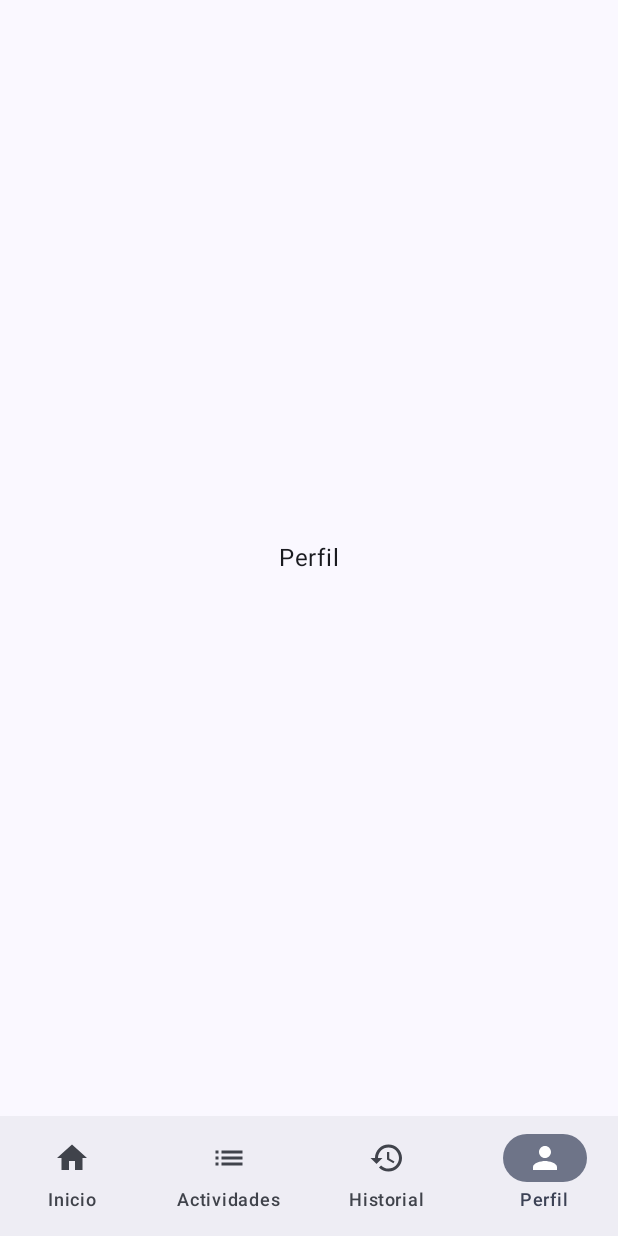
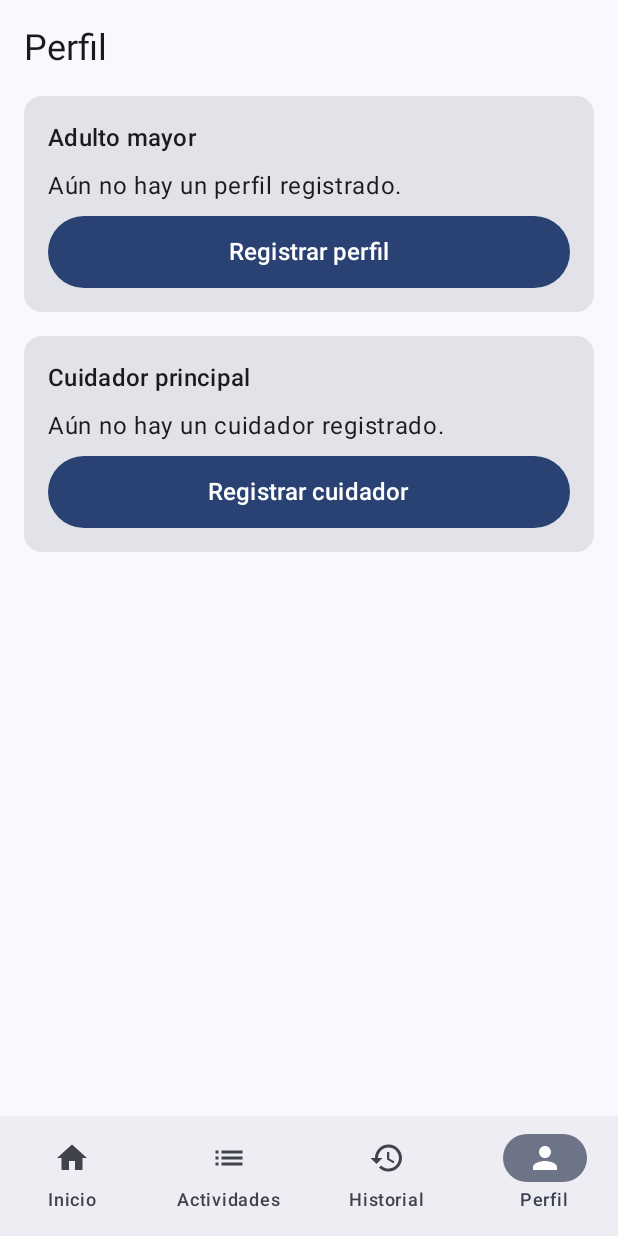
Before and after one commit to Helectro1/Agenda-Adulto-Mayor, an Android app built with Jetpack Compose: the screen it shows after launch (MainActivity), item 4 of the bottom bar chosen, on a phone screen of 412 x 824 dp. Run offline under Robolectric (Android 15) with nearby library versions, the phone set to English and light mode, and no system bars; our stand-ins replace Room's generated code.

Commit message:
feat: integrar navegacion de perfil, mostrar nombre real en inicio y ajustar padding

```diff
--- a/app/src/main/java/com/example/cuidado/ui/navigation/NavGraph.kt
+++ b/app/src/main/java/com/example/cuidado/ui/navigation/NavGraph.kt
@@ -12,6 +12,7 @@ import androidx.navigation.compose.composable
 import com.example.cuidado.ui.screens.activities.ActivitiesScreen
 import com.example.cuidado.ui.screens.activities.AddActivityScreen
 import com.example.cuidado.ui.screens.home.HomeScreen
+import com.example.cuidado.ui.screens.profile.ProfileOverviewScreen
 
 object Routes {
     const val HOME = "home"
@@ -60,9 +61,7 @@ fun CuidaNavGraph(
         }
 
         composable(Routes.PROFILE) {
-            PlaceholderScreen(
-                title = "Perfil"
-            )
+            ProfileOverviewScreen()
         }
     }
 }
--- a/app/src/main/java/com/example/cuidado/ui/screens/home/HomeScreen.kt
+++ b/app/src/main/java/com/example/cuidado/ui/screens/home/HomeScreen.kt
@@ -43,6 +43,7 @@ fun HomeScreen(
     viewModel: HomeViewModel = viewModel()
 ) {
     val activities by viewModel.activities.collectAsState()
+    val profileName by viewModel.profileName.collectAsState()
 
     Scaffold(
         floatingActionButton = {
@@ -90,7 +91,7 @@ fun HomeScreen(
             // Persona a cuidar
             item {
                 PersonCard(
-                    name = "María",
+                    name = profileName,
                 )
             }
 
--- a/app/src/main/java/com/example/cuidado/ui/screens/home/HomeViewModel.kt
+++ b/app/src/main/java/com/example/cuidado/ui/screens/home/HomeViewModel.kt
@@ -4,9 +4,11 @@ import androidx.lifecycle.ViewModel
 import androidx.lifecycle.viewModelScope
 import com.example.cuidado.data.model.Activity
 import com.example.cuidado.data.repository.ActivityRepository
+import com.example.cuidado.data.repository.ProfileRepository
 import kotlinx.coroutines.flow.SharingStarted
 import kotlinx.coroutines.flow.StateFlow
 import kotlinx.coroutines.flow.combine
+import kotlinx.coroutines.flow.map
 import kotlinx.coroutines.flow.stateIn
 import kotlinx.coroutines.launch
 import java.text.SimpleDateFormat
@@ -28,6 +30,14 @@ class HomeViewModel : ViewModel() {
 
     private val dateFormatter = SimpleDateFormat("yyyy-MM-dd", Locale.getDefault())
     private val timeFormatter = SimpleDateFormat("HH:mm", Locale.getDefault())
+
+    val profileName: StateFlow<String> = ProfileRepository.getProfile()
+        .map { profile -> profile?.name?.takeIf { it.isNotBlank() } ?: "Sin perfil registrado" }
+        .stateIn(
+            scope = viewModelScope,
+            started = SharingStarted.WhileSubscribed(5000),
+            initialValue = "Sin perfil registrado"
+        )
 
     /**
      * Lista de actividades para hoy con su estado de cumplimiento.
--- a/app/src/main/java/com/example/cuidado/ui/screens/profile/CaregiverScreen.kt
+++ b/app/src/main/java/com/example/cuidado/ui/screens/profile/CaregiverScreen.kt
@@ -34,7 +34,6 @@ fun CaregiverScreen(viewModel: ProfileViewModel = viewModel(), onSaved: () -> Un
         Column(
             modifier = Modifier
                 .fillMaxSize()
-                .systemBarsPadding()
                 .verticalScroll(rememberScrollState())
                 .padding(16.dp),
             verticalArrangement = Arrangement.spacedBy(12.dp)
--- a/app/src/main/java/com/example/cuidado/ui/screens/profile/ProfileOverviewScreen.kt
+++ b/app/src/main/java/com/example/cuidado/ui/screens/profile/ProfileOverviewScreen.kt
@@ -55,7 +55,6 @@ private fun ProfileOverview(
         Column(
             modifier = Modifier
                 .fillMaxSize()
-                .systemBarsPadding()
                 .verticalScroll(rememberScrollState())
                 .padding(16.dp),
             verticalArrangement = Arrangement.spacedBy(16.dp)
--- a/app/src/main/java/com/example/cuidado/ui/screens/profile/ProfileScreen.kt
+++ b/app/src/main/java/com/example/cuidado/ui/screens/profile/ProfileScreen.kt
@@ -38,7 +38,6 @@ fun ProfileScreen(viewModel: ProfileViewModel = viewModel(), onSaved: () -> Unit
         Column(
             modifier = Modifier
                 .fillMaxSize()
-                .systemBarsPadding()
                 .verticalScroll(rememberScrollState())
                 .padding(16.dp),
             verticalArrangement = Arrangement.spacedBy(12.dp)
```
